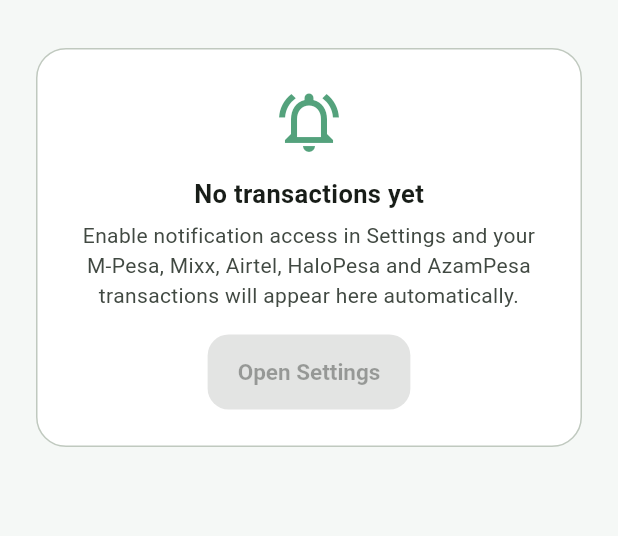
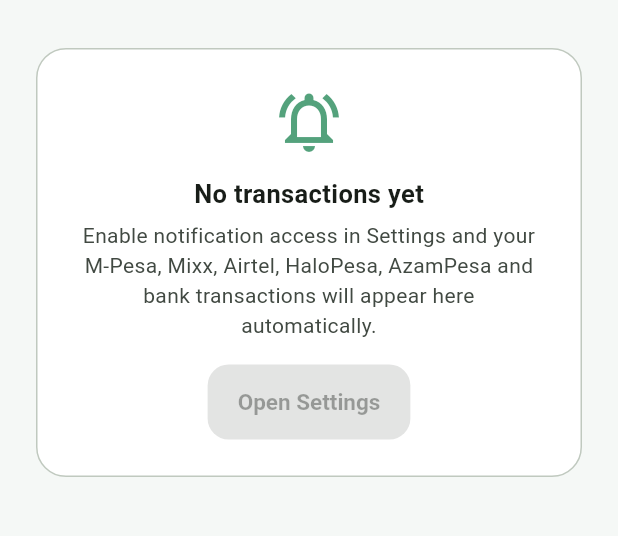
Before and after one commit to marcus902/Mapato, a Flutter app: the HomeScreen screen opened directly, on a phone screen of 412 x 824 dp, the part 339-875 px from its top. Run offline on Flutter 3.47's test engine with Material 3 defaults, Android fonts, the phone set to English and light mode, and no system bars; our stand-ins replace drift, file_picker, share_plus; accounts and stored records are empty; generated files the repository leaves out were written again; statements that could not run were skipped.

Commit message:
Add bank transaction capture: CRDB, NMB, TTB, Stanbic, NBC, Absa, Exim, KCB, DTB, Azania, Akiba, TIB

```diff
--- a/lib/l10n/app_en.arb
+++ b/lib/l10n/app_en.arb
@@ -47,8 +47,8 @@
   "switchToDark": "Switch to dark",
 
   "noTransactionsYet": "No transactions yet",
-  "notifOnMessage": "Notification access is on -- your M-Pesa, Mixx, Airtel, HaloPesa and AzamPesa transactions will appear here automatically as they arrive.",
-  "notifOffMessage": "Enable notification access in Settings and your M-Pesa, Mixx, Airtel, HaloPesa and AzamPesa transactions will appear here automatically.",
+"notifOnMessage": "Notification access is on -- your M-Pesa, Mixx, Airtel, HaloPesa, AzamPesa and bank transactions will appear here automatically as they arrive.",
+  "notifOffMessage": "Enable notification access in Settings and your M-Pesa, Mixx, Airtel, HaloPesa, AzamPesa and bank transactions will appear here automatically.",
   "openSettings": "Open Settings",
 
   "tagline": "Your money, every network, one view.",
@@ -256,9 +256,9 @@
   "permissionsTitle": "Set up capture",
   "permissionsSubtitle": "Allow Mapato to read your mobile-money notifications and SMS so it can automatically record transactions.",
   "notificationAccessLabel": "Notification access",
-  "notificationAccessDesc": "Capture M-Pesa, Mixx, Airtel, HaloPesa and AzamPesa notifications",
+  "notificationAccessDesc": "Capture M-Pesa, Mixx, Airtel, HaloPesa, AzamPesa and bank notifications",
   "smsAccessLabel": "SMS access",
-  "smsAccessDesc": "Read mobile-money SMS as a backup when notifications are off",
+  "smsAccessDesc": "Read mobile-money and bank SMS as a backup when notifications are off",
   "enableAccess": "Enable",
   "granted": "Granted",
   "setupComplete": "Done",
--- a/lib/l10n/app_localizations_en.dart
+++ b/lib/l10n/app_localizations_en.dart
@@ -112,11 +112,11 @@
 
   @override
   String get notifOnMessage =>
-      'Notification access is on -- your M-Pesa, Mixx, Airtel, HaloPesa and AzamPesa transactions will appear here automatically as they arrive.';
+      'Notification access is on -- your M-Pesa, Mixx, Airtel, HaloPesa, AzamPesa and bank transactions will appear here automatically as they arrive.';
 
   @override
   String get notifOffMessage =>
-      'Enable notification access in Settings and your M-Pesa, Mixx, Airtel, HaloPesa and AzamPesa transactions will appear here automatically.';
+      'Enable notification access in Settings and your M-Pesa, Mixx, Airtel, HaloPesa, AzamPesa and bank transactions will appear here automatically.';
 
   @override
   String get openSettings => 'Open Settings';
@@ -592,14 +592,14 @@
 
   @override
   String get notificationAccessDesc =>
-      'Capture M-Pesa, Mixx, Airtel, HaloPesa and AzamPesa notifications';
+      'Capture M-Pesa, Mixx, Airtel, HaloPesa, AzamPesa and bank notifications';
 
   @override
   String get smsAccessLabel => 'SMS access';
 
   @override
   String get smsAccessDesc =>
-      'Read mobile-money SMS as a backup when notifications are off';
+      'Read mobile-money and bank SMS as a backup when notifications are off';
 
   @override
   String get enableAccess => 'Enable';
--- a/lib/screens/settings_screen.dart
+++ b/lib/screens/settings_screen.dart
@@ -21,6 +21,7 @@
 }
 
 const _captureSources = [
+  // Mobile money
   _CaptureSource('M-Pesa', 'com.vodacom.mpesa'),
   _CaptureSource('Mixx by Yas', 'tz.tigo.mfsapp'),
   _CaptureSource('Tigo Pesa (legacy)', 'com.tigo.pesa'),
@@ -28,6 +29,19 @@
   _CaptureSource('HaloPesa', 'com.halopesa.eu'),
   _CaptureSource('HaloPesa (legacy)', 'tz.co.halo.halopesa'),
   _CaptureSource('AzamPesa', 'com.azampesa'),
+  // Banks
+  _CaptureSource('CRDB Bank', 'com.crdbbank'),
+  _CaptureSource('NMB Bank', 'com.nmb.bank'),
+  _CaptureSource('TTB Bank', 'com.ttb.mobilebanking'),
+  _CaptureSource('Stanbic Bank', 'com.stanbicbank.tz'),
+  _CaptureSource('NBC Bank', 'com.nbcbank'),
+  _CaptureSource('Absa Bank', 'com.absa.link'),
+  _CaptureSource('Exim Bank', 'com.eximbank'),
+  _CaptureSource('KCB Bank', 'com.kcbgroup.tz'),
+  _CaptureSource('DTB', 'com.diamondtrustbank'),
+  _CaptureSource('Azania Bank', 'com.azaniabank'),
+  _CaptureSource('Akiba Bank', 'com.akibabank'),
+  _CaptureSource('TIB', 'com.tib.co.tz'),
 ];
 
 class SettingsScreen extends StatefulWidget {
```
Also changed, not shown: lib/l10n/app_localizations.dart (+4 -4 lines), lib/l10n/app_localizations_sw.dart (+4 -4 lines), lib/l10n/app_sw.arb (+4 -4 lines), lib/parser.dart (+38 -2 lines), 2 other files.
